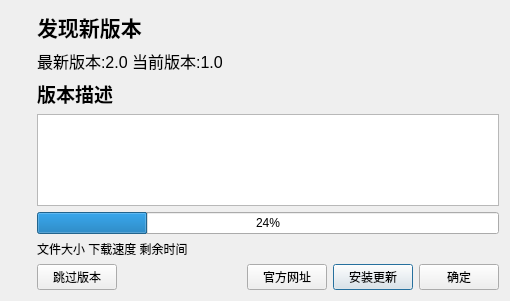
decenfrontier/qtAutoUpdateApp, file auto_update_module/ui_winUpdate.ui: the form before one commit.
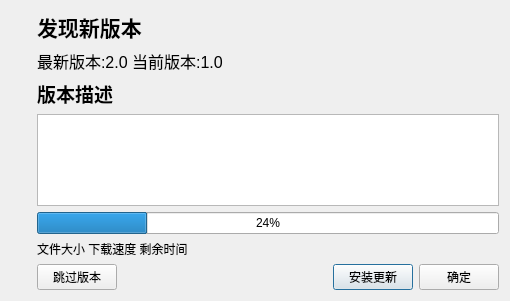
The form after the commit. Icons and pictures are not drawn.

What changed in the file:
```diff
--- a/auto_update_module/ui_winUpdate.ui
+++ b/auto_update_module/ui_winUpdate.ui
@@ -138,13 +138,6 @@
          </property>
         </spacer>
        </item>
-       <item>
-        <widget class="QPushButton" name="pushButton_gfwz">
-         <property name="text">
-          <string>官方网址</string>
-         </property>
-        </widget>
-       </item>
        <item>
         <widget class="QPushButton" name="pushButton_azgx">
          <property name="text">
```
Left out of the diff: 2 changed lines with no effect on the pictures.
